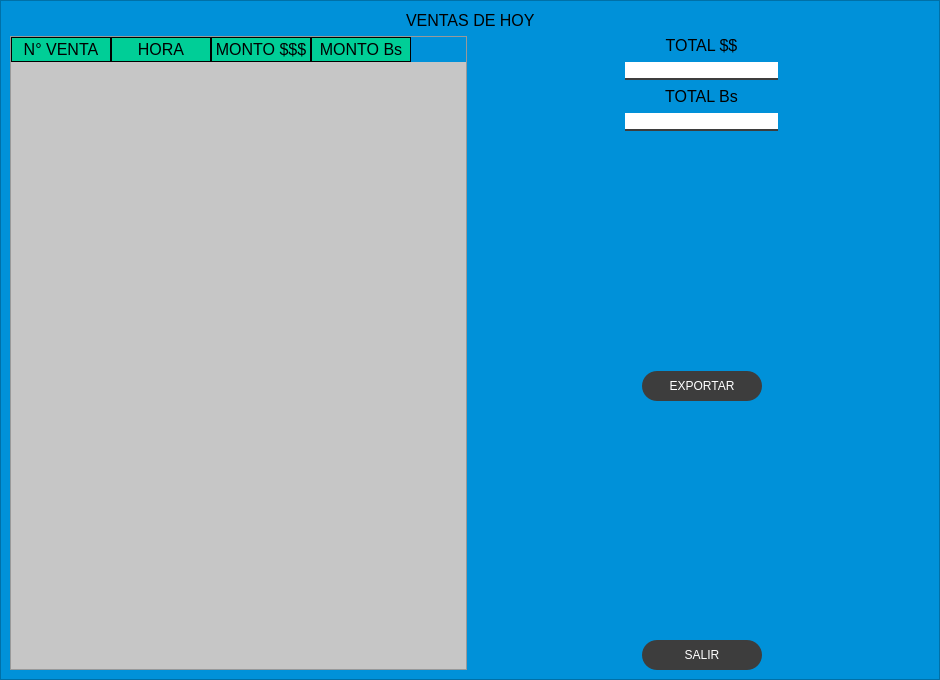
Above: inventario/qt/ventas_diarias.ui from washipash/tesita before the change. Below: the same form after it.
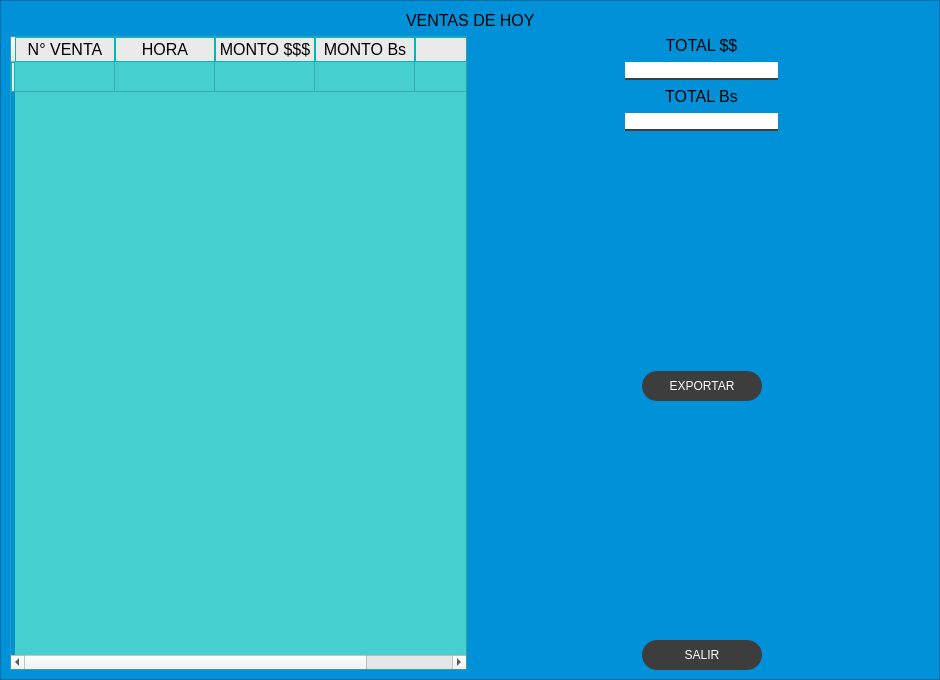
That is the form after the change.

```diff
--- a/inventario/qt/ventas_diarias.ui
+++ b/inventario/qt/ventas_diarias.ui
@@ -96,26 +96,24 @@
 font: 77 10pt &quot;Arial Black&quot;;
 }
 
-
 QTableWidget{
-	background-color: rgb(198, 198, 198);
-
+	background-color: rgb(69, 207, 207);
 font-size: 12pt;
 color: #000000;
 }
 
 QHeaderView::section{
 
-background-color: rgb(0, 206, 151);
-border: 1px solid rgb(0, 0, 0);
+
+	background-color:rgb(234, 234, 234);
+border: 1px solid rgb(0, 184, 184);
 font-size:12pt;
 
 }
 
-QTableWidget QTableCornerButton::section{
-
-background-color: rgb(0, 0, 0);
-border:1px solid rgb(0, 206, 151);
+QTableWidget:QTableCornerButton::section{
+	background-color: rgb(8, 8, 8);
+border:1px solid rgb(198, 255, 253);
 }
 
 </string>
@@ -171,7 +169,12 @@
       <item>
        <layout class="QHBoxLayout" name="horizontalLayout_6">
         <item>
-         <widget class="QTableWidget" name="table_day_ventas">
+         <widget class="QTableWidget" name="table_ventas_d">
+          <row>
+           <property name="text">
+            <string/>
+           </property>
+          </row>
           <column>
            <property name="text">
             <string>N° VENTA</string>
@@ -216,6 +219,11 @@
             </font>
            </property>
           </column>
+          <column>
+           <property name="text">
+            <string/>
+           </property>
+          </column>
          </widget>
         </item>
         <item>
```
Left out of the diff: 4 changed lines with no effect on the pictures.
